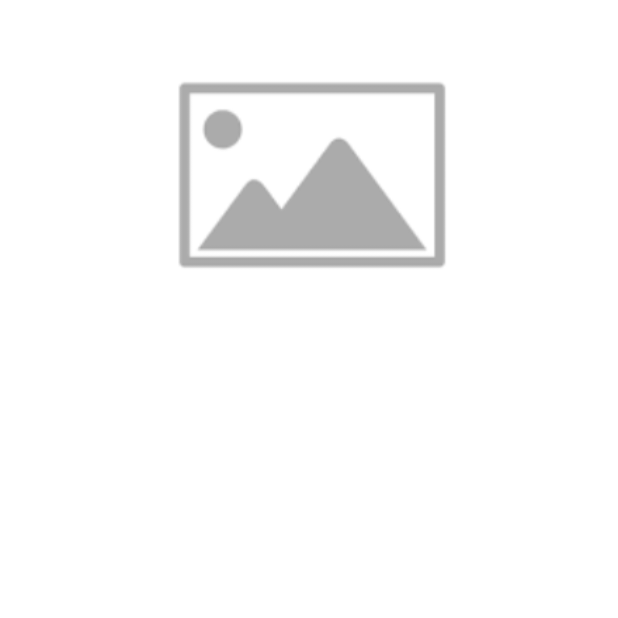
After one commit to AinxViin/CapstoneProjectNIMBUS, an Android app: the fragment DetailPlan shown on its own in the app's theme, on a phone screen of 412 x 824 dp, the top half of it. The commit adds this screen. Run offline under Robolectric (Android 15) with nearby library versions, the phone set to English and light mode, and no system bars.

Commit message:
Initial commit

```diff
--- a/app/build.gradle.kts
+++ b/app/build.gradle.kts
@@ -2,6 +2,7 @@ plugins {
     alias(libs.plugins.android.application)
     alias(libs.plugins.kotlin.android)
     id("androidx.navigation.safeargs.kotlin")
+    id("kotlin-parcelize")
 }
 
 android {
--- a/app/src/main/java/com/example/capstoneproject/response/WisataResponse.kt
+++ b/app/src/main/java/com/example/capstoneproject/response/WisataResponse.kt
@@ -1,5 +1,9 @@
 package com.example.capstoneproject.response
 
+import android.os.Parcelable
+import kotlinx.parcelize.Parcelize
+
+@Parcelize
 data class WisataResponse(
     val id: Int,
     val nama: String,
@@ -14,4 +18,4 @@ data class WisataResponse(
     val longitude: String,
     val review_total: String,
     val website: String?
-)
+) : Parcelable
--- a/app/src/main/java/com/example/capstoneproject/ui/plan/AddedPlanFragment.kt
+++ b/app/src/main/java/com/example/capstoneproject/ui/plan/AddedPlanFragment.kt
@@ -56,7 +56,6 @@ class AddedPlanFragment : Fragment() {
     }
 
     private fun showPlans(plans: List<PlanResponse>) {
-        // Mengirimkan data ke adapter
         adapter.submitList(plans)
     }
 
--- /dev/null
+++ b/app/src/main/java/com/example/capstoneproject/ui/plan/DetailPlan.kt
@@ -0,0 +1,60 @@
+package com.example.capstoneproject.ui.plan
+
+import android.os.Bundle
+import androidx.fragment.app.Fragment
+import android.view.LayoutInflater
+import android.view.View
+import android.view.ViewGroup
+import com.example.capstoneproject.R
+
+// TODO: Rename parameter arguments, choose names that match
+// the fragment initialization parameters, e.g. ARG_ITEM_NUMBER
+private const val ARG_PARAM1 = "param1"
+private const val ARG_PARAM2 = "param2"
+
+/**
+ * A simple [Fragment] subclass.
+ * Use the [DetailPlan.newInstance] factory method to
+ * create an instance of this fragment.
+ */
+class DetailPlan : Fragment() {
+    // TODO: Rename and change types of parameters
+    private var param1: String? = null
+    private var param2: String? = null
+
+    override fun onCreate(savedInstanceState: Bundle?) {
+        super.onCreate(savedInstanceState)
+        arguments?.let {
+            param1 = it.getString(ARG_PARAM1)
+            param2 = it.getString(ARG_PARAM2)
+        }
+    }
+
+    override fun onCreateView(
+        inflater: LayoutInflater, container: ViewGroup?,
+        savedInstanceState: Bundle?
+    ): View? {
+        // Inflate the layout for this fragment
+        return inflater.inflate(R.layout.fragment_detail_plan, container, false)
+    }
+
+    companion object {
+        /**
+         * Use this factory method to create a new instance of
+         * this fragment using the provided parameters.
+         *
+         * @param param1 Parameter 1.
+         * @param param2 Parameter 2.
+         * @return A new instance of fragment DetailPlan.
+         */
+        // TODO: Rename and change types and number of parameters
+        @JvmStatic
+        fun newInstance(param1: String, param2: String) =
+            DetailPlan().apply {
+                arguments = Bundle().apply {
+                    putString(ARG_PARAM1, param1)
+                    putString(ARG_PARAM2, param2)
+                }
+            }
+    }
+}
--- a/app/src/main/res/layout/fragment_added_plan.xml
+++ b/app/src/main/res/layout/fragment_added_plan.xml
@@ -11,7 +11,7 @@
         android:id="@+id/tvPlanTitle"
         android:layout_width="wrap_content"
         android:layout_height="wrap_content"
-        android:text="Plan List"
+        android:text="Perencanaan"
         android:textSize="24sp"
         android:textColor="#333333"
         android:textStyle="bold" />
--- /dev/null
+++ b/app/src/main/res/layout/fragment_detail_plan.xml
@@ -0,0 +1,18 @@
+<?xml version="1.0" encoding="utf-8"?>
+<LinearLayout xmlns:android="http://schemas.android.com/apk/res/android"
+    xmlns:tools="http://schemas.android.com/tools"
+    android:layout_width="match_parent"
+    android:layout_height="match_parent"
+    tools:context=".ui.plan.DetailPlan"
+    android:padding="14dp">
+
+    <ImageView
+        android:id="@+id/ivPlanImage"
+        android:layout_width="match_parent"
+        android:layout_height="200dp"
+        android:contentDescription="Category Image"
+        android:scaleType="centerCrop"
+        android:src="@drawable/placeholder" />
+
+
+</LinearLayout>
--- a/app/src/main/res/layout/item_category.xml
+++ b/app/src/main/res/layout/item_category.xml
@@ -21,7 +21,7 @@
 
         <!-- Bookmark Icon -->
         <ImageView
-            android:id="@+id/ivBookmarkIcon"
+            android:id="@+id/ivFavoriteIcon"
             android:layout_width="40dp"
             android:layout_height="40dp"
             android:layout_gravity="top|end"
@@ -29,7 +29,9 @@
             android:background="@drawable/rounded_background"
             android:padding="8dp"
             android:src="@drawable/unfav"
-            android:contentDescription="Favorite Icon"/>
+            android:contentDescription="Favorite Icon"
+            android:clickable="true"
+            android:focusable="true"/>
     </FrameLayout>
 
     <!-- Text Section -->
```
Also changed, not shown: app/src/main/java/com/example/capstoneproject/adapter/WisataAdapter.kt (+8 -3 lines), app/src/main/java/com/example/capstoneproject/ui/home/AddWisataFragment.kt (added, +47 -0 lines), app/src/main/java/com/example/capstoneproject/ui/home/AddWisataViewModel.kt (added, +35 -0 lines), app/src/main/java/com/example/capstoneproject/ui/home/AddWisataViewModelFactory.kt (added, +14 -0 lines), app/src/main/java/com/example/capstoneproject/ui/home/HomeFragment.kt (+17 -8 lines), app/src/main/res/layout/fragment_add_wisata.xml (added, +36 -0 lines), app/src/main/res/layout/item_addwisata.xml (added, +29 -0 lines).
